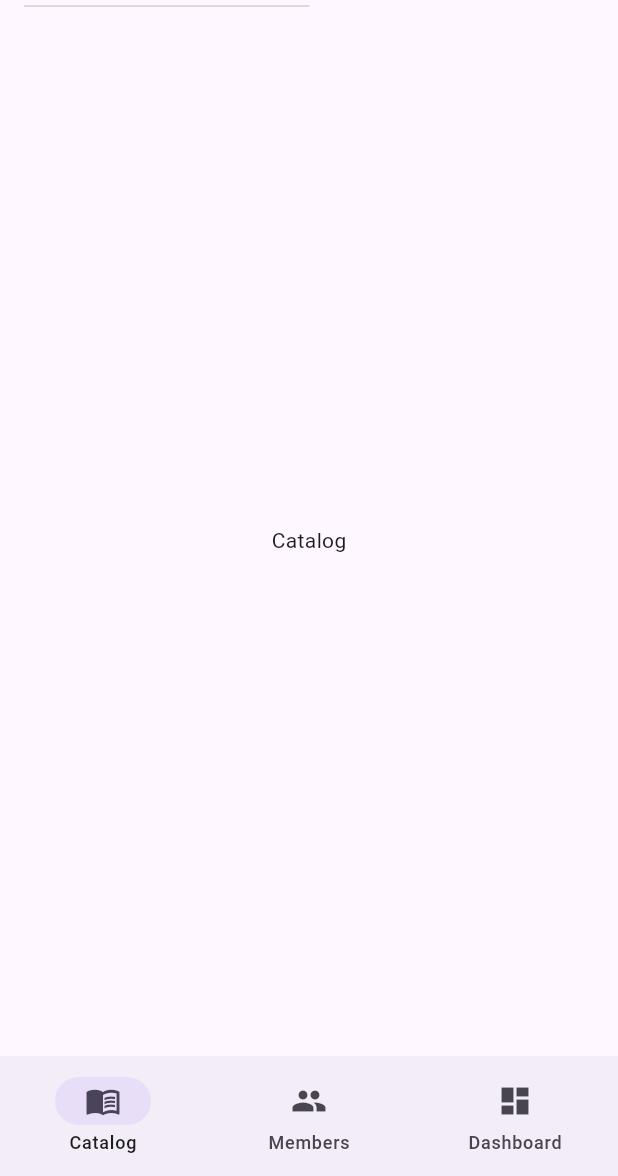
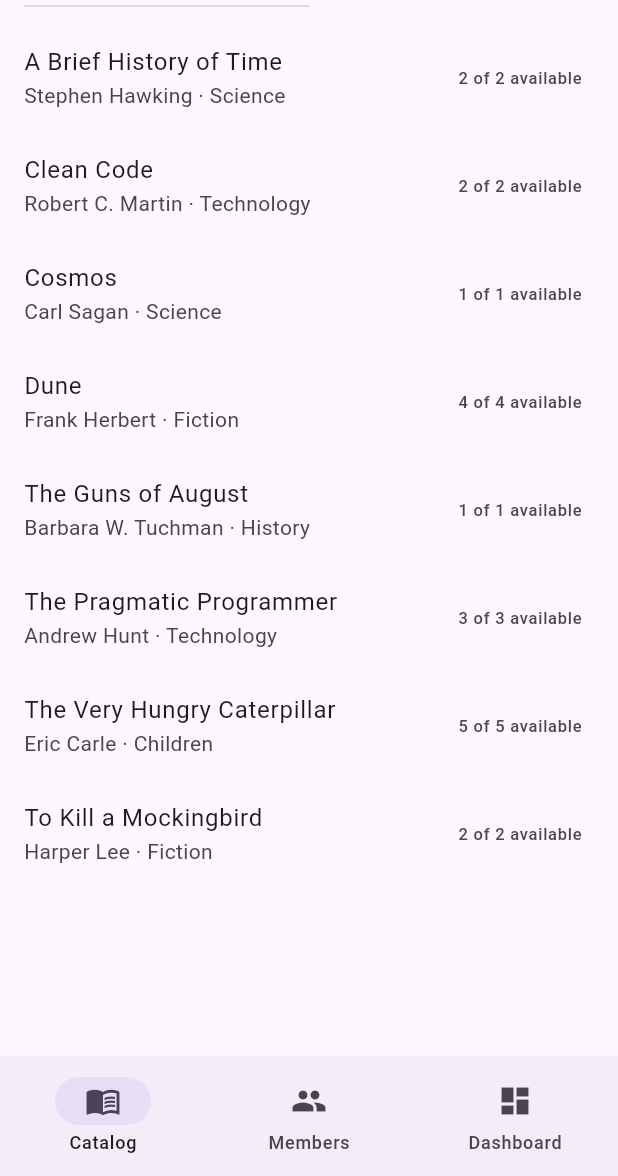
Before and after one commit to mirnaihab/Library-Management-System, a Flutter app: the screen it shows after launch, on a phone screen of 412 x 824 dp, the part 60-1236 px from its top. Run offline on Flutter 3.47's test engine with Material 3 defaults, Android fonts, the phone set to English and light mode, and no system bars.

Commit message:
Build view catalog

```diff
--- a/lib/application/library.dart
+++ b/lib/application/library.dart
@@ -2,14 +2,15 @@ import 'package:flutter/foundation.dart';
 
 import '../domain/book.dart';
 import '../domain/book_repository.dart';
+import '../domain/catalog.dart';
 import '../domain/clock.dart';
 import '../domain/day.dart';
 import '../domain/librarian.dart';
 import '../domain/member.dart';
 import '../domain/member_repository.dart';
 
-/// The library service. Every public query sweeps first; every command sweeps
-/// first and notifies listeners after its work (ADR 0003).
+/// The library service. Every public query sweeps first and never notifies;
+/// every command sweeps and notifies listeners after its work (ADR 0003).
 class Library extends ChangeNotifier {
   Library({
     required this.bookRepository,
@@ -44,14 +45,22 @@ class Library extends ChangeNotifier {
     return bookRepository.all();
   }
 
+  /// Every book with its available copies, sorted by title.
+  List<CatalogEntry> get catalog {
+    sweep();
+    return catalogOf(bookRepository.all());
+  }
+
   List<Member> get members {
     sweep();
     return memberRepository.all();
   }
 
+  /// Sweeps after moving the day, so holds that expire on the new day are
+  /// settled before listeners are told (ADR 0003).
   void advanceClock() {
+    _clock.advance();
     sweep();
-    _clock.advance();
     notifyListeners();
   }
 
--- /dev/null
+++ b/lib/domain/catalog.dart
@@ -0,0 +1,29 @@
+import 'book.dart';
+
+/// A book as the catalog shows it, with its available copies.
+class CatalogEntry {
+  CatalogEntry({required this.book, required this.availableCopies});
+
+  final Book book;
+  final int availableCopies;
+}
+
+/// Every book with its available copies, sorted by title then author,
+/// ignoring capital letters and surrounding spaces.
+///
+/// Available copies are copies minus open loans minus holds (ADR 0002);
+/// loans and holds are subtracted here once Stories 3.1 and 6.2 add them.
+List<CatalogEntry> catalogOf(List<Book> books) {
+  final entries = [
+    for (final book in books)
+      CatalogEntry(book: book, availableCopies: book.copies),
+  ];
+  return entries..sort((a, b) => _compare(a.book, b.book));
+}
+
+int _compare(Book a, Book b) {
+  final byTitle = _key(a.title).compareTo(_key(b.title));
+  return byTitle != 0 ? byTitle : _key(a.author).compareTo(_key(b.author));
+}
+
+String _key(String text) => text.trim().toLowerCase();
--- a/lib/ui/app_shell.dart
+++ b/lib/ui/app_shell.dart
@@ -2,23 +2,46 @@ import 'package:flutter/material.dart';
 
 import '../application/library.dart';
 import '../application/session.dart';
+import 'catalog/catalog_screen.dart';
 import 'clock_control.dart';
 import 'placeholder_screen.dart';
 import 'role_switch.dart';
 
-typedef _Destination = ({String label, IconData icon});
+typedef _Destination = ({
+  String label,
+  IconData icon,
+  Widget Function(Library library) screen,
+});
 
-const List<_Destination> _librarianDestinations = [
-  (label: 'Catalog', icon: Icons.menu_book),
-  (label: 'Members', icon: Icons.people),
-  (label: 'Dashboard', icon: Icons.dashboard),
+Widget _catalog(Library library) => CatalogScreen(library: library);
+
+/// A screen that a later story builds.
+Widget Function(Library) _placeholder(String title) =>
+    (_) => PlaceholderScreen(title: title);
+
+final List<_Destination> _librarianDestinations = [
+  (label: 'Catalog', icon: Icons.menu_book, screen: _catalog),
+  (label: 'Members', icon: Icons.people, screen: _placeholder('Members')),
+  (
+    label: 'Dashboard',
+    icon: Icons.dashboard,
+    screen: _placeholder('Dashboard'),
+  ),
 ];
 
-const List<_Destination> _memberDestinations = [
-  (label: 'Catalog', icon: Icons.menu_book),
-  (label: 'My loans', icon: Icons.library_books),
-  (label: 'My reservations', icon: Icons.bookmark),
-  (label: 'My fees', icon: Icons.payments),
+final List<_Destination> _memberDestinations = [
+  (label: 'Catalog', icon: Icons.menu_book, screen: _catalog),
+  (
+    label: 'My loans',
+    icon: Icons.library_books,
+    screen: _placeholder('My loans'),
+  ),
+  (
+    label: 'My reservations',
+    icon: Icons.bookmark,
+    screen: _placeholder('My reservations'),
+  ),
+  (label: 'My fees', icon: Icons.payments, screen: _placeholder('My fees')),
 ];
 
 /// The frame every screen runs inside: role switch, dev clock and the
@@ -62,7 +85,7 @@ class _AppShellState extends State<AppShell> {
         title: RoleSwitch(library: widget.library, session: widget.session),
         actions: [ClockControl(library: widget.library)],
       ),
-      body: PlaceholderScreen(title: destinations[_index].label),
+      body: destinations[_index].screen(widget.library),
       bottomNavigationBar: NavigationBar(
         selectedIndex: _index,
         onDestinationSelected: (index) => setState(() => _index = index),
--- /dev/null
+++ b/lib/ui/catalog/catalog_screen.dart
@@ -0,0 +1,40 @@
+import 'package:flutter/material.dart';
+
+import '../../application/library.dart';
+import '../../domain/catalog.dart';
+
+/// Lists every book in the catalog with its availability.
+class CatalogScreen extends StatelessWidget {
+  const CatalogScreen({super.key, required this.library});
+
+  final Library library;
+
+  @override
+  Widget build(BuildContext context) {
+    return ListenableBuilder(
+      listenable: library,
+      builder: (context, _) {
+        final catalog = library.catalog;
+        if (catalog.isEmpty) {
+          return const Center(child: Text('The catalog is empty'));
+        }
+        return ListView(
+          children: [
+            for (final entry in catalog)
+              ListTile(
+                title: Text(entry.book.title),
+                subtitle: Text(
+                  '${entry.book.author} · ${entry.book.category.displayName}',
+                ),
+                trailing: Text(availabilityText(entry)),
+              ),
+          ],
+        );
+      },
+    );
+  }
+}
+
+/// A book's availability, e.g. "2 of 3 available".
+String availabilityText(CatalogEntry entry) =>
+    '${entry.availableCopies} of ${entry.book.copies} available';
```
Also changed, not shown: 6 other files.
